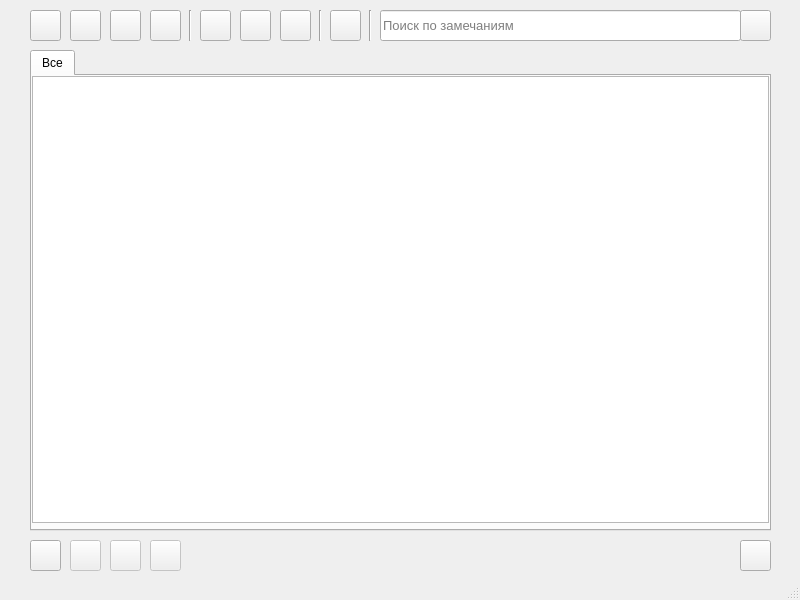
First picture: the form in ui_main_window.ui, repository eluvesi/nca, before the edit.
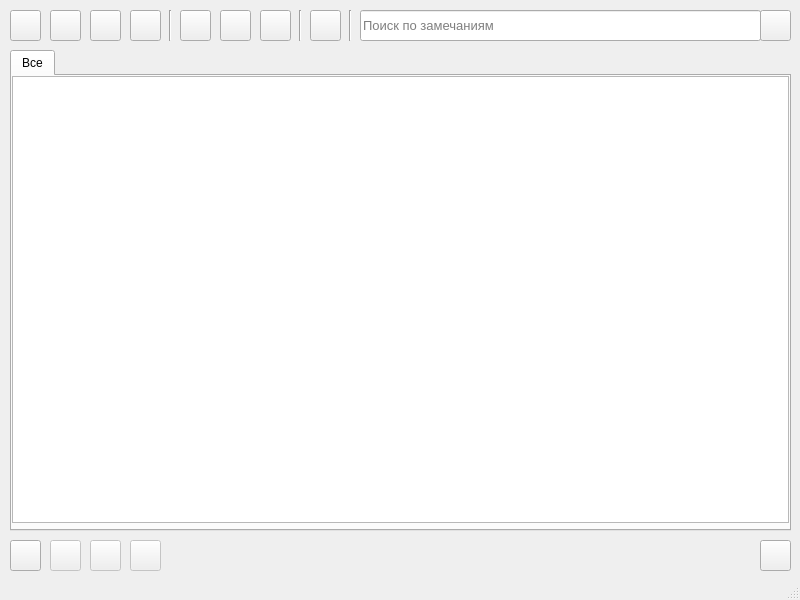
Second picture: the form after the edit. Icons and pictures are not drawn.

The edit to the form file:
```diff
--- a/ui_main_window.ui
+++ b/ui_main_window.ui
@@ -45,7 +45,7 @@
    <widget class="QPushButton" name="helpButton">
     <property name="geometry">
      <rect>
-      <x>330</x>
+      <x>310</x>
       <y>10</y>
       <width>31</width>
       <height>31</height>
@@ -74,7 +74,7 @@
    <widget class="QPushButton" name="searchButton">
     <property name="geometry">
      <rect>
-      <x>740</x>
+      <x>760</x>
       <y>10</y>
       <width>31</width>
       <height>31</height>
@@ -103,9 +103,9 @@
    <widget class="QLineEdit" name="searchLineEdit">
     <property name="geometry">
      <rect>
-      <x>380</x>
+      <x>360</x>
       <y>10</y>
-      <width>361</width>
+      <width>401</width>
       <height>31</height>
      </rect>
     </property>
@@ -121,7 +121,7 @@
    <widget class="QPushButton" name="fileCreateButton">
     <property name="geometry">
      <rect>
-      <x>30</x>
+      <x>10</x>
       <y>10</y>
       <width>31</width>
       <height>31</height>
@@ -150,7 +150,7 @@
    <widget class="QPushButton" name="fileOpenButton">
     <property name="geometry">
      <rect>
-      <x>70</x>
+      <x>50</x>
       <y>10</y>
       <width>31</width>
       <height>31</height>
@@ -182,7 +182,7 @@
     </property>
     <property name="geometry">
      <rect>
-      <x>740</x>
+      <x>760</x>
       <y>540</y>
       <width>31</width>
       <height>31</height>
@@ -211,7 +211,7 @@
    <widget class="QPushButton" name="remarkAddButton">
     <property name="geometry">
      <rect>
-      <x>30</x>
+      <x>10</x>
       <y>540</y>
       <width>31</width>
       <height>31</height>
@@ -243,7 +243,7 @@
     </property>
     <property name="geometry">
      <rect>
-      <x>70</x>
+      <x>50</x>
       <y>540</y>
       <width>31</width>
       <height>31</height>
@@ -275,7 +275,7 @@
     </property>
     <property name="geometry">
      <rect>
-      <x>110</x>
+      <x>90</x>
       <y>540</y>
       <width>31</width>
       <height>31</height>
@@ -307,7 +307,7 @@
     </property>
     <property name="geometry">
      <rect>
-      <x>150</x>
+      <x>130</x>
       <y>540</y>
       <width>31</width>
       <height>31</height>
@@ -336,7 +336,7 @@
    <widget class="QPushButton" name="fileSaveButton">
     <property name="geometry">
      <rect>
-      <x>110</x>
+      <x>90</x>
       <y>10</y>
       <width>31</width>
       <height>31</height>
@@ -365,7 +365,7 @@
    <widget class="QPushButton" name="categoryEditButton">
     <property name="geometry">
      <rect>
-      <x>280</x>
+      <x>260</x>
       <y>10</y>
       <width>31</width>
       <height>31</height>
@@ -394,7 +394,7 @@
    <widget class="QPushButton" name="fileSaveAsButton">
     <property name="geometry">
      <rect>
-      <x>150</x>
+      <x>130</x>
       <y>10</y>
       <width>31</width>
       <height>31</height>
@@ -423,7 +423,7 @@
    <widget class="Line" name="line">
     <property name="geometry">
      <rect>
-      <x>180</x>
+      <x>160</x>
       <y>10</y>
       <width>20</width>
       <height>31</height>
@@ -436,7 +436,7 @@
    <widget class="Line" name="line_2">
     <property name="geometry">
      <rect>
-      <x>310</x>
+      <x>290</x>
       <y>10</y>
       <width>20</width>
       <height>31</height>
@@ -449,7 +449,7 @@
    <widget class="QPushButton" name="categoryAddButton">
     <property name="geometry">
      <rect>
-      <x>200</x>
+      <x>180</x>
       <y>10</y>
       <width>31</width>
       <height>31</height>
@@ -478,7 +478,7 @@
    <widget class="QPushButton" name="categoryRemoveButton">
     <property name="geometry">
      <rect>
-      <x>240</x>
+      <x>220</x>
       <y>10</y>
       <width>31</width>
       <height>31</height>
@@ -507,7 +507,7 @@
    <widget class="Line" name="line_3">
     <property name="geometry">
      <rect>
-      <x>360</x>
+      <x>340</x>
       <y>10</y>
       <width>20</width>
       <height>31</height>
@@ -520,9 +520,9 @@
    <widget class="QTabWidget" name="tabWidget">
     <property name="geometry">
      <rect>
-      <x>30</x>
+      <x>10</x>
       <y>50</y>
-      <width>741</width>
+      <width>781</width>
       <height>481</height>
      </rect>
     </property>
@@ -544,15 +544,10 @@
        <rect>
         <x>0</x>
         <y>0</y>
-        <width>737</width>
+        <width>777</width>
         <height>447</height>
        </rect>
       </property>
-      <property name="font">
-       <font>
-        <pointsize>10</pointsize>
-       </font>
-      </property>
      </widget>
     </widget>
    </widget>
```
Left out of the diff: 6 changed lines with no effect on the pictures.
